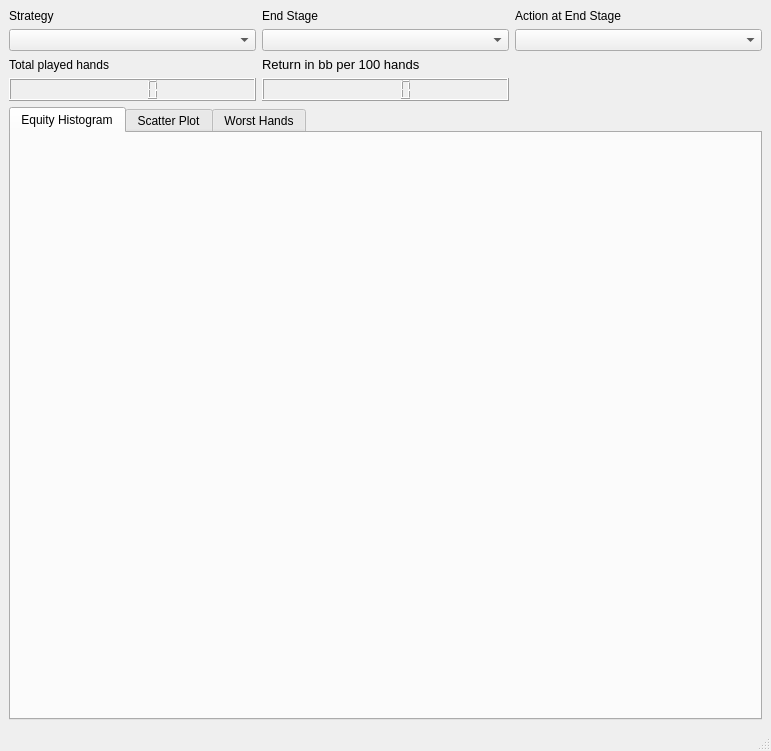
Before: the Qt Designer form poker/gui/ui/analyser_form.ui in dickreuter/Poker, drawn with Qt 5.
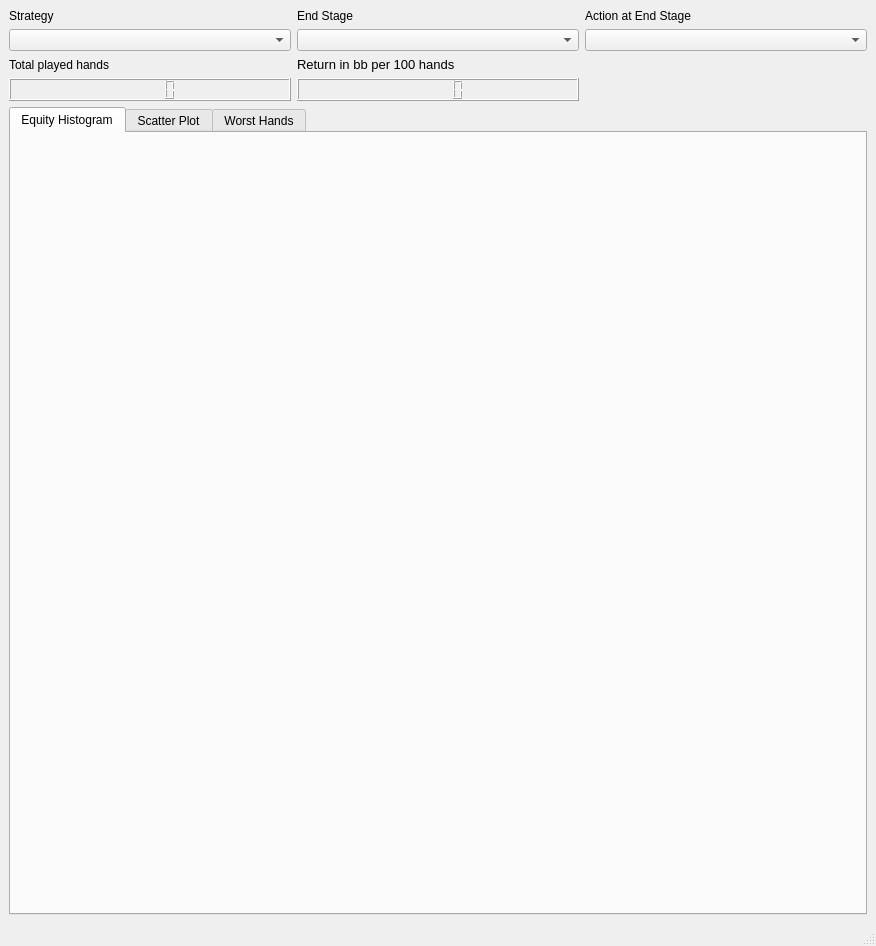
After: the same form once the commit is applied.

```diff
--- a/poker/gui/ui/analyser_form.ui
+++ b/poker/gui/ui/analyser_form.ui
@@ -6,81 +6,16 @@
    <rect>
     <x>0</x>
     <y>0</y>
-    <width>771</width>
-    <height>751</height>
+    <width>876</width>
+    <height>946</height>
    </rect>
   </property>
   <property name="windowTitle">
    <string>Strategy Analyser</string>
   </property>
   <widget class="QWidget" name="centralwidget">
-   <layout class="QGridLayout" name="gridLayout">
-    <item row="1" column="0">
-     <widget class="QTabWidget" name="tabWidget">
-      <property name="currentIndex">
-       <number>0</number>
-      </property>
-      <widget class="QWidget" name="EquityHistogram">
-       <attribute name="title">
-        <string>Equity Histogram</string>
-       </attribute>
-       <layout class="QVBoxLayout" name="verticalLayout_2">
-        <item>
-         <layout class="QVBoxLayout" name="vLayout_fundschange">
-          <item>
-           <widget class="QWidget" name="widget" native="true"/>
-          </item>
-         </layout>
-        </item>
-        <item>
-         <layout class="QHBoxLayout" name="horizontalLayout_2">
-          <item>
-           <layout class="QHBoxLayout" name="horizontalLayout_3">
-            <item>
-             <widget class="QWidget" name="widget_3" native="true"/>
-            </item>
-           </layout>
-          </item>
-          <item>
-           <layout class="QVBoxLayout" name="vLayout_bar">
-            <item>
-             <widget class="QWidget" name="widget_2" native="true"/>
-            </item>
-           </layout>
-          </item>
-         </layout>
-        </item>
-       </layout>
-      </widget>
-      <widget class="QWidget" name="tab_2">
-       <attribute name="title">
-        <string>Scatter Plot</string>
-       </attribute>
-       <layout class="QGridLayout" name="gridLayout_3">
-        <item row="0" column="0">
-         <layout class="QHBoxLayout" name="horizontalLayout_4"/>
-        </item>
-       </layout>
-      </widget>
-      <widget class="QWidget" name="WorstGames">
-       <attribute name="title">
-        <string>Worst Hands</string>
-       </attribute>
-       <layout class="QGridLayout" name="gridLayout_2">
-        <item row="0" column="0">
-         <widget class="QTableView" name="tableView">
-          <property name="font">
-           <font>
-            <pointsize>8</pointsize>
-           </font>
-          </property>
-         </widget>
-        </item>
-       </layout>
-      </widget>
-     </widget>
-    </item>
-    <item row="0" column="0">
+   <layout class="QVBoxLayout" name="verticalLayout">
+    <item>
      <layout class="QGridLayout" name="gridLayout_4">
       <item row="1" column="0">
        <widget class="QComboBox" name="combobox_strategy">
@@ -161,6 +96,84 @@
       </item>
      </layout>
     </item>
+    <item>
+     <widget class="QTabWidget" name="tabWidget">
+      <property name="currentIndex">
+       <number>0</number>
+      </property>
+      <widget class="QWidget" name="EquityHistogram">
+       <property name="sizePolicy">
+        <sizepolicy hsizetype="Preferred" vsizetype="Maximum">
+         <horstretch>0</horstretch>
+         <verstretch>100</verstretch>
+        </sizepolicy>
+       </property>
+       <attribute name="title">
+        <string>Equity Histogram</string>
+       </attribute>
+       <layout class="QVBoxLayout" name="verticalLayout_2">
+        <item>
+         <layout class="QVBoxLayout" name="vLayout_fundschange">
+          <item>
+           <widget class="QWidget" name="widget" native="true">
+            <property name="sizePolicy">
+             <sizepolicy hsizetype="Maximum" vsizetype="Preferred">
+              <horstretch>100</horstretch>
+              <verstretch>0</verstretch>
+             </sizepolicy>
+            </property>
+           </widget>
+          </item>
+         </layout>
+        </item>
+        <item>
+         <layout class="QHBoxLayout" name="horizontalLayout_2">
+          <item>
+           <layout class="QHBoxLayout" name="horizontalLayout_3">
+            <item>
+             <widget class="QWidget" name="widget_3" native="true"/>
+            </item>
+           </layout>
+          </item>
+          <item>
+           <layout class="QVBoxLayout" name="vLayout_bar">
+            <item>
+             <widget class="QWidget" name="widget_2" native="true"/>
+            </item>
+           </layout>
+          </item>
+         </layout>
+        </item>
+       </layout>
+      </widget>
+      <widget class="QWidget" name="tab_2">
+       <attribute name="title">
+        <string>Scatter Plot</string>
+       </attribute>
+       <layout class="QGridLayout" name="gridLayout_3">
+        <item row="0" column="0">
+         <layout class="QHBoxLayout" name="horizontalLayout_4"/>
+        </item>
+       </layout>
+      </widget>
+      <widget class="QWidget" name="WorstGames">
+       <attribute name="title">
+        <string>Worst Hands</string>
+       </attribute>
+       <layout class="QGridLayout" name="gridLayout_2">
+        <item row="0" column="0">
+         <widget class="QTableView" name="tableView">
+          <property name="font">
+           <font>
+            <pointsize>8</pointsize>
+           </font>
+          </property>
+         </widget>
+        </item>
+       </layout>
+      </widget>
+     </widget>
+    </item>
    </layout>
   </widget>
   <widget class="QMenuBar" name="menubar">
```
Left out of the diff: 2 changed lines with no effect on the pictures.
